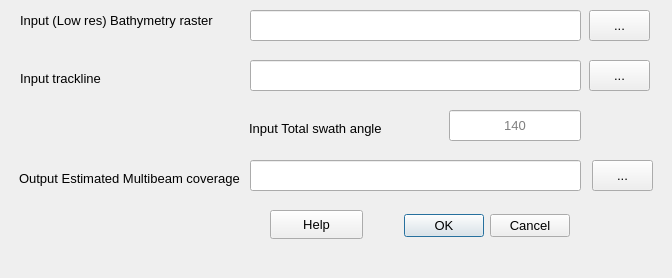
First picture: the form in estimatecoverage/EstimateCoverage_dialog_base.ui, repository tlbtlb/MarineToolsQGIS, before the edit.
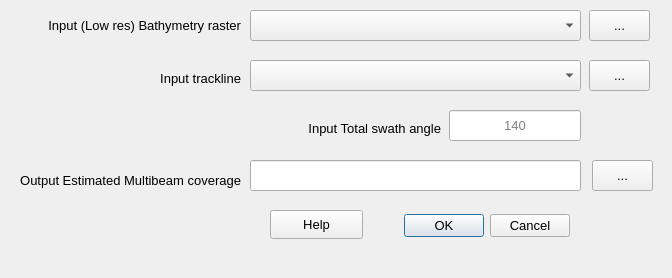
Second picture: the form after the edit. Icons and pictures are not drawn.

```diff
--- a/estimatecoverage/EstimateCoverage_dialog_base.ui
+++ b/estimatecoverage/EstimateCoverage_dialog_base.ui
@@ -105,7 +105,7 @@
   <widget class="QLabel" name="label_3">
    <property name="geometry">
     <rect>
-     <x>249</x>
+     <x>260</x>
      <y>120</y>
      <width>181</width>
      <height>16</height>
@@ -120,14 +120,17 @@
    <property name="text">
     <string>Input Total swath angle</string>
    </property>
+   <property name="alignment">
+    <set>Qt::AlignRight|Qt::AlignTrailing|Qt::AlignVCenter</set>
+   </property>
   </widget>
   <widget class="QLabel" name="label_4">
    <property name="geometry">
     <rect>
-     <x>19</x>
+     <x>-10</x>
      <y>170</y>
-     <width>231</width>
-     <height>16</height>
+     <width>251</width>
+     <height>20</height>
     </rect>
    </property>
    <property name="font">
@@ -139,14 +142,17 @@
    <property name="text">
     <string>Output Estimated Multibeam coverage</string>
    </property>
+   <property name="alignment">
+    <set>Qt::AlignRight|Qt::AlignTrailing|Qt::AlignVCenter</set>
+   </property>
   </widget>
   <widget class="QLabel" name="label">
    <property name="geometry">
     <rect>
      <x>20</x>
-     <y>0</y>
-     <width>201</width>
-     <height>41</height>
+     <y>10</y>
+     <width>221</width>
+     <height>31</height>
     </rect>
    </property>
    <property name="font">
@@ -158,13 +164,16 @@
    <property name="text">
     <string>Input (Low res) Bathymetry raster</string>
    </property>
+   <property name="alignment">
+    <set>Qt::AlignRight|Qt::AlignTrailing|Qt::AlignVCenter</set>
+   </property>
   </widget>
   <widget class="QLabel" name="label_2">
    <property name="geometry">
     <rect>
      <x>20</x>
      <y>70</y>
-     <width>161</width>
+     <width>221</width>
      <height>16</height>
     </rect>
    </property>
@@ -177,15 +186,8 @@
    <property name="text">
     <string>Input trackline</string>
    </property>
-  </widget>
-  <widget class="QLineEdit" name="lineEdit_1">
-   <property name="geometry">
-    <rect>
-     <x>250</x>
-     <y>10</y>
-     <width>331</width>
-     <height>31</height>
-    </rect>
+   <property name="alignment">
+    <set>Qt::AlignRight|Qt::AlignTrailing|Qt::AlignVCenter</set>
    </property>
   </widget>
   <widget class="QPushButton" name="pushButton_1">
@@ -217,16 +219,6 @@
     <string>...</string>
    </property>
   </widget>
-  <widget class="QLineEdit" name="lineEdit_2">
-   <property name="geometry">
-    <rect>
-     <x>250</x>
-     <y>60</y>
-     <width>331</width>
-     <height>31</height>
-    </rect>
-   </property>
-  </widget>
   <widget class="QPushButton" name="helpButton">
    <property name="geometry">
     <rect>
@@ -265,6 +257,26 @@
     <set>Qt::AlignRight|Qt::AlignTrailing|Qt::AlignVCenter</set>
    </property>
   </widget>
+  <widget class="QComboBox" name="comboBox">
+   <property name="geometry">
+    <rect>
+     <x>250</x>
+     <y>10</y>
+     <width>331</width>
+     <height>31</height>
+    </rect>
+   </property>
+  </widget>
+  <widget class="QComboBox" name="comboBox_2">
+   <property name="geometry">
+    <rect>
+     <x>250</x>
+     <y>60</y>
+     <width>331</width>
+     <height>31</height>
+    </rect>
+   </property>
+  </widget>
  </widget>
  <resources/>
  <connections>
```
